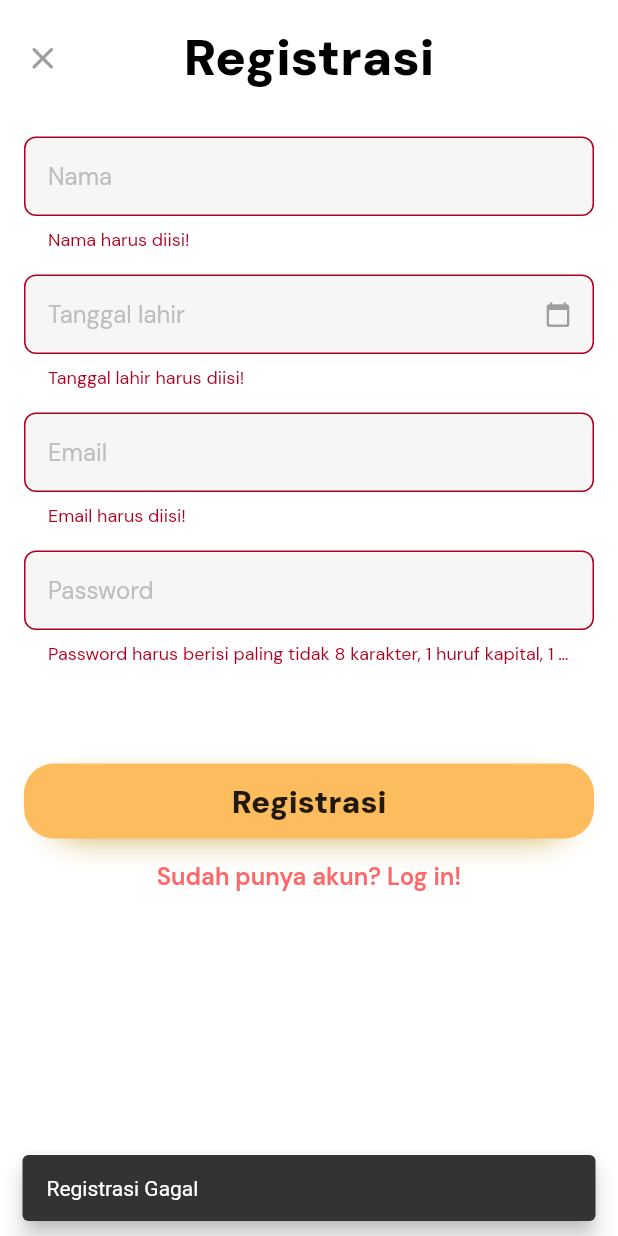
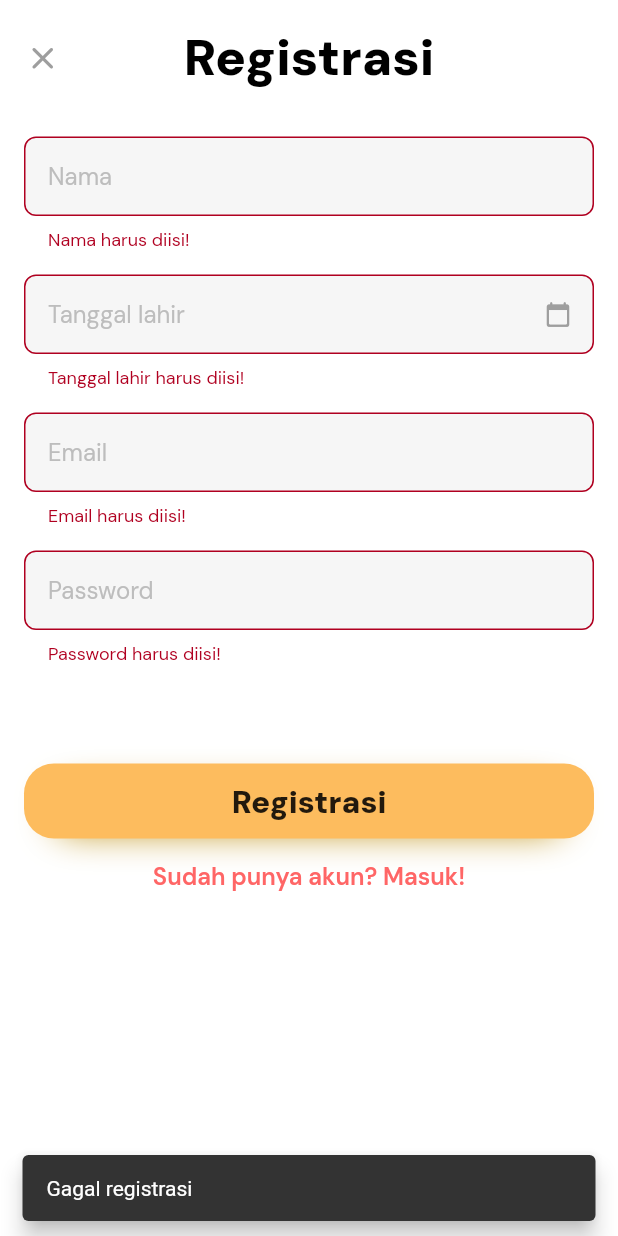
Before and after one commit to williamy101/eJavaPedia, a Flutter app: the SignupPage screen opened by its route, after a tap on "Registrasi", on a phone screen of 412 x 824 dp. Run offline on Flutter 3.47's test engine with Material 2 defaults, Android fonts, the phone set to English and light mode, and no system bars; our stand-ins replace geolocator, get, google_fonts, google_maps_flutter, shared_preferences, youtube_player_flutter; missing offline and left inert: google_maps_webservice; accounts and stored records are empty.

Commit message:
Update 3

```diff
--- a/lib/pages/main/profile_page.dart
+++ b/lib/pages/main/profile_page.dart
@@ -57,7 +57,7 @@ class _ProfilePageState extends State<ProfilePage> {
                 Navigator.of(context).pop();
                 Navigator.pushReplacementNamed(context, AppRoute.login);
                 ScaffoldMessenger.of(context).showSnackBar(const SnackBar(
-                  content: Text("Logout Berhasil"),
+                  content: Text("Berhasil keluar"),
                   behavior: SnackBarBehavior.floating,
                 ));
               },
@@ -134,7 +134,7 @@ class _ProfilePageState extends State<ProfilePage> {
                       ),
                       const SizedBox(height: 20),
                       ButtonCustom(
-                          label: 'Logout',
+                          label: 'Keluar',
                           onTap: () {
                             _showConfirmationDialog(context);
                           }),
--- a/lib/pages/user/login_page.dart
+++ b/lib/pages/user/login_page.dart
@@ -59,13 +59,13 @@ class _LoginPageState extends State<LoginPage> {
       }
       Navigator.pushReplacementNamed(context, AppRoute.main);
       ScaffoldMessenger.of(context).showSnackBar(const SnackBar(
-        content: Text("Login Berhasil"),
+        content: Text("Berhasil masuk"),
         behavior: SnackBarBehavior.floating,
       ));
     } else if (responseData['data'] == null) {
       throw Exception('Data user tidak ditemukan');
     } else {
-      throw Exception('Error Login');
+      throw Exception('Terjadi error saat masuk');
     }
   }
 
@@ -158,7 +158,7 @@ class _LoginPageState extends State<LoginPage> {
                                 Align(
                                   alignment: Alignment.center,
                                   child: Text(
-                                    'Log In',
+                                    'Masuk',
                                     style: Theme.of(context)
                                         .textTheme
                                         .headline4!
@@ -179,7 +179,7 @@ class _LoginPageState extends State<LoginPage> {
                                 if (!RegExp(
                                         '^[a-zA-Z0-9+_.-]+@[a-zA-Z0-9.-]+.[a-z]')
                                     .hasMatch(value)) {
-                                  return 'Email tidak valid';
+                                  return 'Format email tidak valid';
                                 }
                                 return null;
                               },
@@ -210,11 +210,10 @@ class _LoginPageState extends State<LoginPage> {
                             const SizedBox(height: 15),
                             TextFormField(
                               validator: (value) {
-                                final RegExp regex = RegExp(
-                                  r'^(?=.*[A-Z])(?=.*[a-z])(?=.*\d)[A-Za-z\d]{8,}$',
-                                );
-                                if (value == null || !regex.hasMatch(value)) {
-                                  return 'Password harus berisi paling tidak 8 karakter, 1 huruf kapital, 1 huruf kecil, dan 1 karakter alfanumerik';
+                                if (value == null || value.isEmpty) {
+                                  return "Password harus diisi!";
+                                } else if (value.length < 8) {
+                                  return 'Password harus berisi minimum 8 karakter';
                                 }
                                 return null;
                               },
@@ -255,7 +254,7 @@ class _LoginPageState extends State<LoginPage> {
                             ),
                             const SizedBox(height: 200),
                             ButtonCustom(
-                              label: 'Log In',
+                              label: 'Masuk',
                               isExpand: true,
                               onTap: () async {
                                 if (_formkey.currentState!.validate()) {
@@ -265,14 +264,14 @@ class _LoginPageState extends State<LoginPage> {
                                         context, AppRoute.main);
                                     ScaffoldMessenger.of(context)
                                         .showSnackBar(const SnackBar(
-                                      content: Text("Login Berhasil"),
+                                      content: Text("Berhasil masuk"),
                                       behavior: SnackBarBehavior.floating,
                                     ));
                                   } catch (e) {
                                     print('Login Error: $e');
                                     ScaffoldMessenger.of(context).showSnackBar(
                                       const SnackBar(
-                                        content: Text("Login Gagal"),
+                                        content: Text("Gagal masuk"),
                                         behavior: SnackBarBehavior.floating,
                                       ),
                                     );
@@ -295,7 +294,7 @@ class _LoginPageState extends State<LoginPage> {
                                     context, AppRoute.signup);
                               },
                               child: const Text(
-                                'Belum punya akun? Sign Up!',
+                                'Belum punya akun? Registrasi!',
                                 style: TextStyle(
                                   fontSize: 16,
                                   fontWeight: FontWeight.w600,
--- a/lib/pages/user/signup_page.dart
+++ b/lib/pages/user/signup_page.dart
@@ -41,7 +41,7 @@ class _SignupPageState extends State<SignupPage> {
       final jsonData = jsonDecode(response.body);
       return User.toJson(jsonData);
     } else {
-      throw Exception('Failed to register');
+      throw Exception('Registrasi gagal');
     }
   }
 
@@ -246,11 +246,10 @@ class _SignupPageState extends State<SignupPage> {
                           ),
                         ),
                         validator: (value) {
-                          final RegExp regex = RegExp(
-                            r'^(?=.*[A-Z])(?=.*[a-z])(?=.*\d)[A-Za-z\d]{8,}$',
-                          );
-                          if (value == null || !regex.hasMatch(value)) {
-                            return 'Password harus berisi paling tidak 8 karakter, 1 huruf kapital, 1 huruf kecil, dan 1 karakter alfanumerik';
+                          if (value == null || value.isEmpty) {
+                            return "Password harus diisi!";
+                          } else if (value.length < 8) {
+                            return 'Password harus berisi minimum 8 karakter';
                           }
                           return null;
                         },
@@ -264,7 +263,7 @@ class _SignupPageState extends State<SignupPage> {
                             _callApi();
                             ScaffoldMessenger.of(context)
                                 .showSnackBar(const SnackBar(
-                              content: Text("Registrasi Berhasil"),
+                              content: Text("Berhasil registrasi"),
                               behavior: SnackBarBehavior.floating,
                             ));
                             return Navigator.pushReplacementNamed(
@@ -272,7 +271,7 @@ class _SignupPageState extends State<SignupPage> {
                           } else {
                             ScaffoldMessenger.of(context)
                                 .showSnackBar(const SnackBar(
-                              content: Text("Registrasi Gagal"),
+                              content: Text("Gagal registrasi"),
                               behavior: SnackBarBehavior.floating,
                             ));
                             return null;
@@ -286,7 +285,7 @@ class _SignupPageState extends State<SignupPage> {
                               context, AppRoute.login);
                         },
                         child: const Text(
-                          'Sudah punya akun? Log in!',
+                          'Sudah punya akun? Masuk!',
                           style: TextStyle(
                             fontSize: 16,
                             fontWeight: FontWeight.w600,
```
